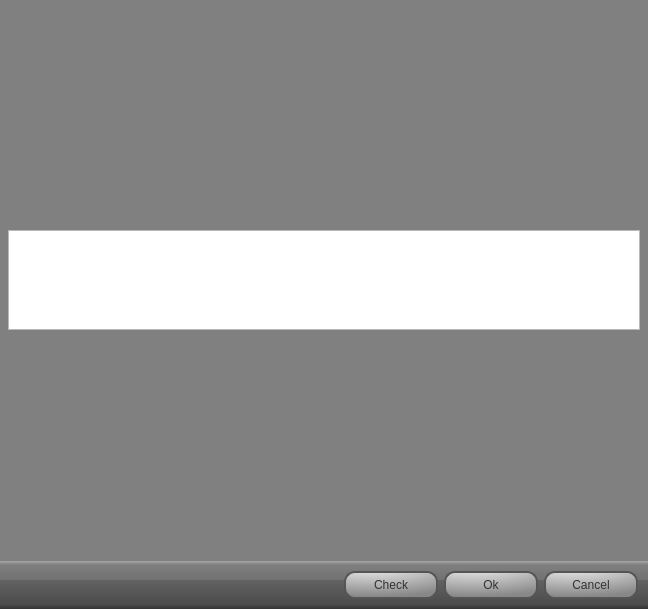
This is data/DialogScriptEditor.ui in calaos/calaos_installer as Qt 5 draws it before an edit. The edited form follows.
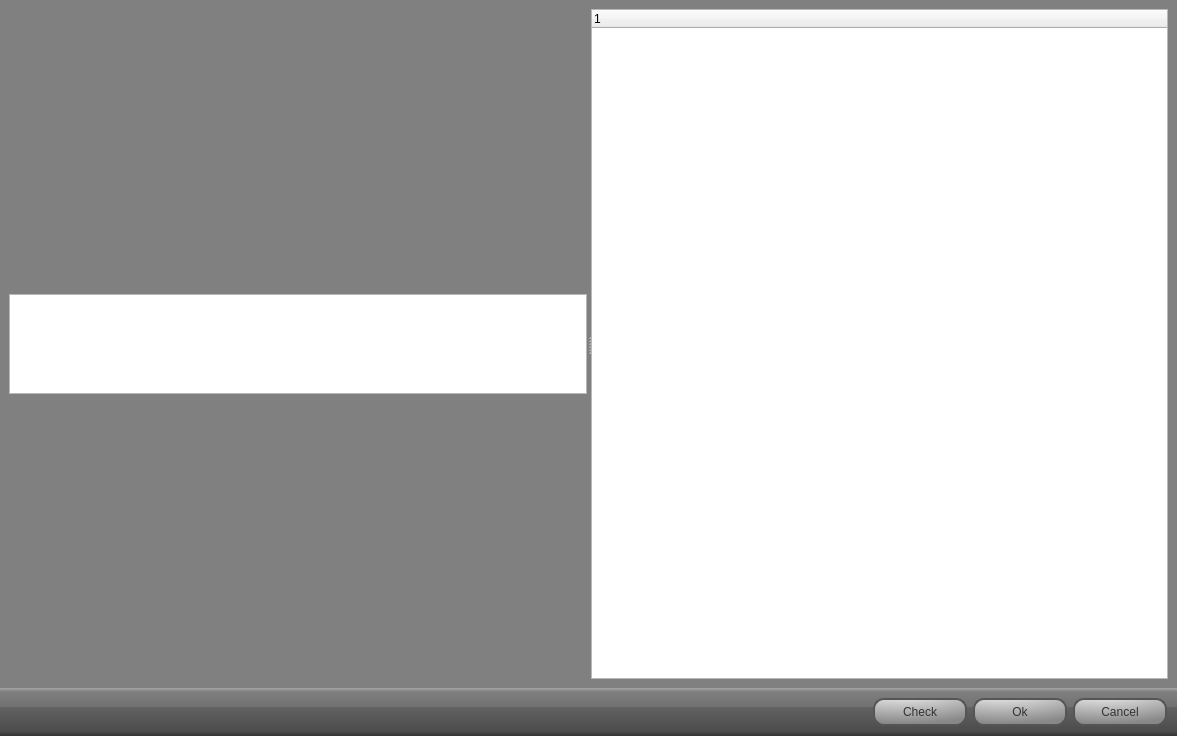
This is the edited form. Icons and pictures are not drawn.

Commit message: Better scripting dialog for LUA. added home treeview

The edit to the form file:
```diff
--- a/data/DialogScriptEditor.ui
+++ b/data/DialogScriptEditor.ui
@@ -6,8 +6,8 @@
    <rect>
     <x>0</x>
     <y>0</y>
-    <width>648</width>
-    <height>609</height>
+    <width>1177</width>
+    <height>736</height>
    </rect>
   </property>
   <property name="windowTitle">
@@ -73,19 +73,12 @@
       <enum>QFrame::Plain</enum>
      </property>
      <layout class="QHBoxLayout" name="horizontalLayout_2">
-      <property name="leftMargin">
-       <number>8</number>
-      </property>
-      <property name="topMargin">
-       <number>8</number>
-      </property>
-      <property name="rightMargin">
-       <number>8</number>
-      </property>
-      <property name="bottomMargin">
-       <number>8</number>
-      </property>
       <item>
+       <widget class="QSplitter" name="splitter">
+        <property name="orientation">
+         <enum>Qt::Horizontal</enum>
+        </property>
+        <widget class="QWidget" name="">
        <layout class="QVBoxLayout" name="contentVLayout">
         <item>
          <widget class="QPlainTextEdit" name="logEdit">
@@ -101,6 +94,30 @@
          </widget>
         </item>
        </layout>
+        </widget>
+        <widget class="QTreeWidget" name="homeTree">
+         <property name="contextMenuPolicy">
+          <enum>Qt::CustomContextMenu</enum>
+         </property>
+         <property name="alternatingRowColors">
+          <bool>true</bool>
+         </property>
+         <property name="rootIsDecorated">
+          <bool>true</bool>
+         </property>
+         <property name="uniformRowHeights">
+          <bool>true</bool>
+         </property>
+         <property name="animated">
+          <bool>true</bool>
+         </property>
+         <column>
+          <property name="text">
+           <string notr="true">1</string>
+          </property>
+         </column>
+        </widget>
+       </widget>
       </item>
      </layout>
     </widget>
```
Lines whose indentation alone changed are shown as unchanged. The commit also changes 6 other files.
